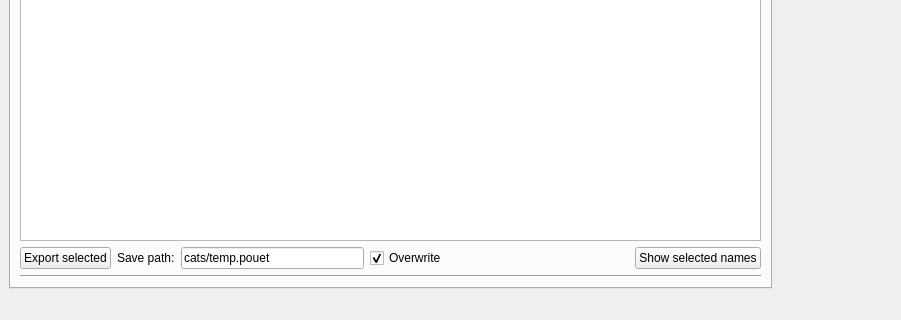
Qt form pouet/design_scalable.ui (vbonvin/POUET) before a commit; both pictures show x 0 to 901 and y 504 to 824 of the 1253 by 824 pixel window.
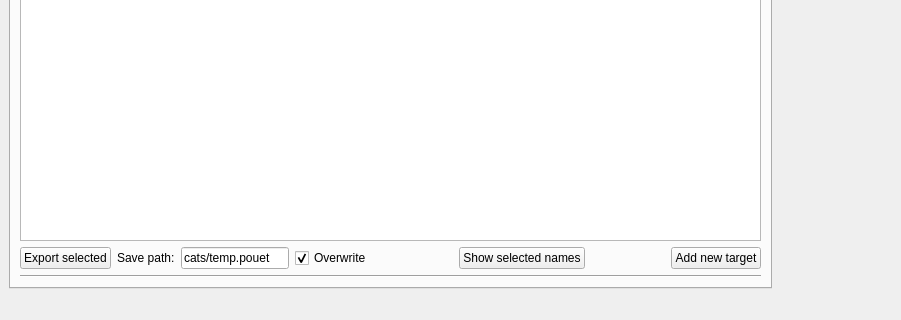
The same form after that commit.

Commit message: first push with bits and tits

```diff
--- a/pouet/design_scalable.ui
+++ b/pouet/design_scalable.ui
@@ -547,6 +547,26 @@
               </property>
              </widget>
             </item>
+            <item>
+             <spacer name="horizontalSpacer_6">
+              <property name="orientation">
+               <enum>Qt::Horizontal</enum>
+              </property>
+              <property name="sizeHint" stdset="0">
+               <size>
+                <width>40</width>
+                <height>20</height>
+               </size>
+              </property>
+             </spacer>
+            </item>
+            <item>
+             <widget class="QPushButton" name="addNewObs">
+              <property name="text">
+               <string>Add new target</string>
+              </property>
+             </widget>
+            </item>
            </layout>
           </item>
          </layout>
```
Left out of the diff: 2 changed lines with no effect on the pictures. The commit also changes 2 other files.
